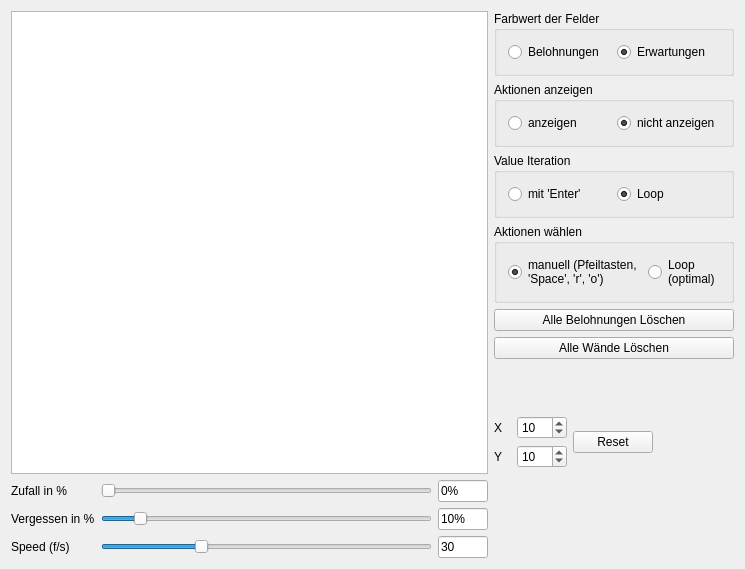
Old version of the form usr/RL/LangeNacht/langenacht.ui in the repository cambyse/PO-LGP.
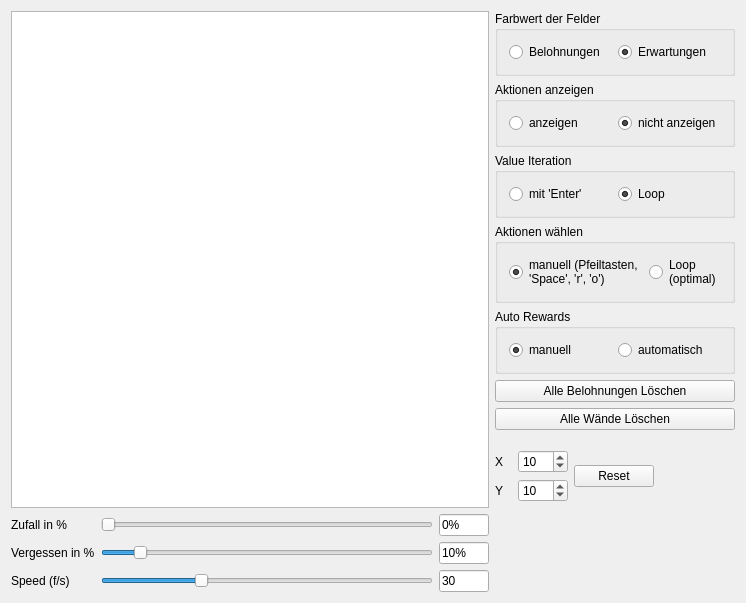
New version of the form.

Commit message:
LangeNacht: Adding auto reward function
Rewards are automatically set and reset so the agent moves along on its on, which is nice to watch for visitors of the lange nacht...

Patch:
```diff
--- a/usr/RL/LangeNacht/langenacht.ui
+++ b/usr/RL/LangeNacht/langenacht.ui
@@ -6,25 +6,25 @@
    <rect>
     <x>0</x>
     <y>0</y>
-    <width>745</width>
-    <height>569</height>
+    <width>746</width>
+    <height>603</height>
    </rect>
   </property>
   <property name="windowTitle">
    <string>LangeNacht</string>
   </property>
   <layout class="QGridLayout" name="gridLayout">
-   <item row="1" column="0" rowspan="10" colspan="3">
+   <item row="1" column="0" rowspan="11" colspan="3">
     <widget class="QGraphicsView" name="_wDisplay"/>
    </item>
-   <item row="5" column="3" colspan="4">
+   <item row="6" column="3" colspan="4">
     <widget class="QPushButton" name="_wDeleteAllRewards">
      <property name="text">
       <string>Alle Belohnungen Löschen</string>
      </property>
     </widget>
    </item>
-   <item row="11" column="1">
+   <item row="12" column="1">
     <widget class="QSlider" name="_wRandom">
      <property name="minimumSize">
       <size>
@@ -40,7 +40,7 @@
      </property>
     </widget>
    </item>
-   <item row="11" column="2">
+   <item row="12" column="2">
     <widget class="QLineEdit" name="_wRandomValue">
      <property name="maximumSize">
       <size>
@@ -53,21 +53,21 @@
      </property>
     </widget>
    </item>
-   <item row="11" column="0">
+   <item row="12" column="0">
     <widget class="QLabel" name="label">
      <property name="text">
       <string>Zufall in %</string>
      </property>
     </widget>
    </item>
-   <item row="12" column="0">
+   <item row="13" column="0">
     <widget class="QLabel" name="label_2">
      <property name="text">
       <string>Vergessen in %</string>
      </property>
     </widget>
    </item>
-   <item row="12" column="1">
+   <item row="13" column="1">
     <widget class="QSlider" name="_wDiscount">
      <property name="minimumSize">
       <size>
@@ -86,7 +86,7 @@
      </property>
     </widget>
    </item>
-   <item row="12" column="2">
+   <item row="13" column="2">
     <widget class="QLineEdit" name="_wDiscountValue">
      <property name="maximumSize">
       <size>
@@ -99,7 +99,7 @@
      </property>
     </widget>
    </item>
-   <item row="6" column="3" colspan="4">
+   <item row="7" column="3" colspan="4">
     <widget class="QPushButton" name="_wDeleteAllWalls">
      <property name="text">
       <string>Alle Wände Löschen</string>
@@ -215,14 +215,14 @@
      </layout>
     </widget>
    </item>
-   <item row="13" column="0">
+   <item row="14" column="0">
     <widget class="QLabel" name="label_3">
      <property name="text">
       <string>Speed (f/s)</string>
      </property>
     </widget>
    </item>
-   <item row="13" column="1">
+   <item row="14" column="1">
     <widget class="QSlider" name="_wSpeed">
      <property name="minimumSize">
       <size>
@@ -244,7 +244,7 @@
      </property>
     </widget>
    </item>
-   <item row="13" column="2">
+   <item row="14" column="2">
     <widget class="QLineEdit" name="_wSpeedValue">
      <property name="maximumSize">
       <size>
@@ -257,20 +257,20 @@
      </property>
     </widget>
    </item>
-   <item row="8" column="4">
-    <widget class="QSpinBox" name="_wXSize">
-     <property name="maximumSize">
-      <size>
-       <width>50</width>
-       <height>16777215</height>
-      </size>
-     </property>
-     <property name="value">
-      <number>10</number>
-     </property>
-    </widget>
-   </item>
    <item row="9" column="4">
+    <widget class="QSpinBox" name="_wXSize">
+     <property name="maximumSize">
+      <size>
+       <width>50</width>
+       <height>16777215</height>
+      </size>
+     </property>
+     <property name="value">
+      <number>10</number>
+     </property>
+    </widget>
+   </item>
+   <item row="10" column="4">
     <widget class="QSpinBox" name="_wYSize">
      <property name="maximumSize">
       <size>
@@ -283,14 +283,14 @@
      </property>
     </widget>
    </item>
-   <item row="8" column="5" rowspan="2">
+   <item row="9" column="5" rowspan="2">
     <widget class="QPushButton" name="_wReset">
      <property name="text">
       <string>Reset</string>
      </property>
     </widget>
    </item>
-   <item row="8" column="3">
+   <item row="9" column="3">
     <widget class="QLabel" name="label_4">
      <property name="maximumSize">
       <size>
@@ -303,7 +303,7 @@
      </property>
     </widget>
    </item>
-   <item row="9" column="3">
+   <item row="10" column="3">
     <widget class="QLabel" name="label_5">
      <property name="maximumSize">
       <size>
@@ -316,7 +316,7 @@
      </property>
     </widget>
    </item>
-   <item row="7" column="4">
+   <item row="8" column="4">
     <spacer name="verticalSpacer_2">
      <property name="orientation">
       <enum>Qt::Vertical</enum>
@@ -329,6 +329,32 @@
      </property>
     </spacer>
    </item>
+   <item row="5" column="3" colspan="4">
+    <widget class="QGroupBox" name="groupBox_5">
+     <property name="title">
+      <string>Auto Rewards</string>
+     </property>
+     <layout class="QGridLayout" name="gridLayout_6">
+      <item row="0" column="0">
+       <widget class="QRadioButton" name="radioButton">
+        <property name="text">
+         <string>manuell</string>
+        </property>
+        <property name="checked">
+         <bool>true</bool>
+        </property>
+       </widget>
+      </item>
+      <item row="0" column="1">
+       <widget class="QRadioButton" name="_wAutoRewards">
+        <property name="text">
+         <string>automatisch</string>
+        </property>
+       </widget>
+      </item>
+     </layout>
+    </widget>
+   </item>
   </layout>
  </widget>
  <layoutdefault spacing="6" margin="11"/>
```
The commit also changes 10 other files.
